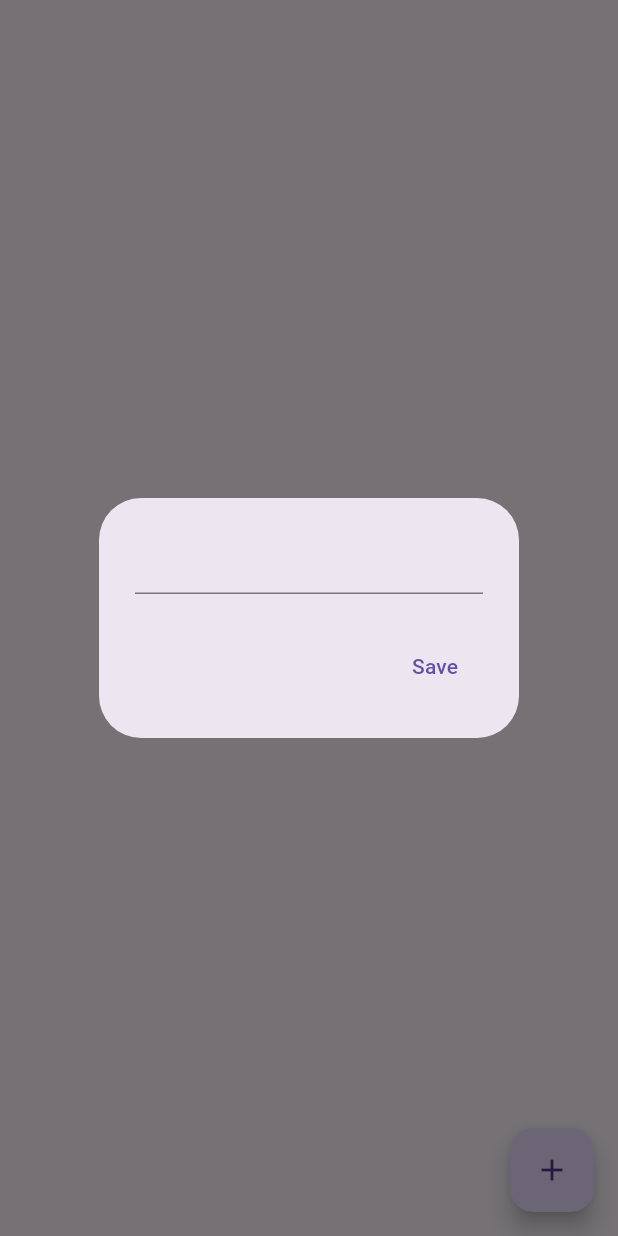
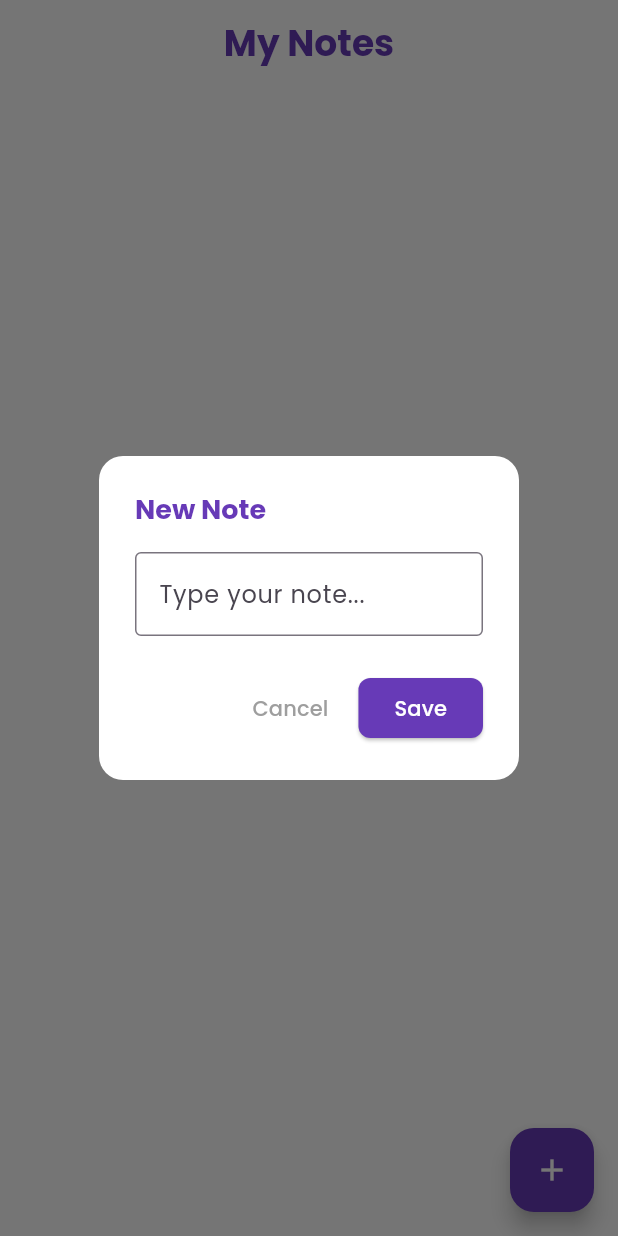
Before and after one commit to OrewaKimi/Flutter_Supabase, a Flutter app: the screen it shows after launch, after a tap on the "add" icon, on a phone screen of 412 x 824 dp. Run offline on Flutter 3.47's test engine with Material 3 defaults, Android fonts, the phone set to English and light mode, and no system bars; our stand-ins replace google_fonts, supabase_flutter; accounts and stored records are empty.

Commit message:
update UI

```diff
--- a/lib/notes_page.dart
+++ b/lib/notes_page.dart
@@ -1,5 +1,6 @@
 import 'package:flutter/material.dart';
 import 'package:supabase_flutter/supabase_flutter.dart';
+import 'package:google_fonts/google_fonts.dart';
 
 class NotesPage extends StatefulWidget {
   const NotesPage({super.key});
@@ -9,28 +10,53 @@ class NotesPage extends StatefulWidget {
 }
 
 class _NotesPageState extends State<NotesPage> {
-  /*
-
-  CREATE - a note and save in supabase
-
-  */
-
   final textController = TextEditingController();
 
   void addNewNote() {
     showDialog(
       context: context,
-      builder:
-          (context) => AlertDialog(
-            content: TextField(controller: textController),
+      builder: (context) => AlertDialog(
+        backgroundColor: Colors.white,
+        shape: RoundedRectangleBorder(borderRadius: BorderRadius.circular(16)),
+        title: Text(
+          'New Note',
+          style: GoogleFonts.poppins(
+            fontWeight: FontWeight.bold,
+            fontSize: 18,
+            color: Colors.deepPurple,
+          ),
+        ),
+        content: TextField(
+          controller: textController,
+          style: GoogleFonts.poppins(color: Colors.black87),
+          decoration: const InputDecoration(
+            hintText: 'Type your note...',
+            border: OutlineInputBorder(),
+          ),
+        ),
         actions: [
-              // save button
           TextButton(
+            onPressed: () {
+              Navigator.pop(context);
+              textController.clear();
+            },
+            child: Text(
+              'Cancel',
+              style: GoogleFonts.poppins(color: Colors.grey),
+            ),
+          ),
+          ElevatedButton(
             onPressed: () {
               saveNote();
               Navigator.pop(context);
             },
-                child: const Text('Save'),
+            style: ElevatedButton.styleFrom(
+              backgroundColor: Colors.deepPurple,
+              foregroundColor: Colors.white,
+              shape: RoundedRectangleBorder(
+                  borderRadius: BorderRadius.circular(8)),
+            ),
+            child: Text('Save', style: GoogleFonts.poppins()),
           ),
         ],
       ),
@@ -41,47 +67,65 @@ class _NotesPageState extends State<NotesPage> {
     await Supabase.instance.client.from('notes').insert({
       'body': textController.text,
     });
+    textController.clear();
   }
 
-  /*
-
-  READ - notes from supabase in app
-
-  */
-  final _notesStream = Supabase.instance.client
-      .from('notes').stream(primaryKey: ['id']);
+  final _notesStream =
+      Supabase.instance.client.from('notes').stream(primaryKey: ['id']);
 
   @override
   Widget build(BuildContext context) {
     return Scaffold(
+      backgroundColor: Colors.white,
       floatingActionButton: FloatingActionButton(
         onPressed: addNewNote,
-        child: const Icon(Icons.add),
+        backgroundColor: Colors.deepPurple,
+        child: const Icon(Icons.add, color: Colors.white),
+      ),
+      appBar: AppBar(
+        backgroundColor: Colors.white,
+        elevation: 0,
+        title: Text(
+          'My Notes',
+          style: GoogleFonts.poppins(
+            color: Colors.deepPurple,
+            fontSize: 24,
+            fontWeight: FontWeight.bold,
+          ),
+        ),
+        centerTitle: true,
       ),
       body: StreamBuilder<List<Map<String, dynamic>>>(
         stream: _notesStream,
         builder: (context, snapshot) {
-
-          // loading
           if (!snapshot.hasData) {
             return const Center(child: CircularProgressIndicator());
           }
 
-          // loaded
           final notes = snapshot.data!;
 
           return ListView.builder(
+            padding: const EdgeInsets.all(16),
             itemCount: notes.length,
             itemBuilder: (context, index) {
-
-              // get individual note
               final note = notes[index];
-
-              // get the column you want
               final noteText = note['body'];
 
-              // return as UI
-              return Text(noteText);
+              return Container(
+                margin: const EdgeInsets.only(bottom: 12),
+                padding: const EdgeInsets.all(16),
+                decoration: BoxDecoration(
+                  color: Colors.deepPurple[50],
+                  borderRadius: BorderRadius.circular(12),
+                ),
+                child: Text(
+                  noteText,
+                  style: GoogleFonts.poppins(
+                    color: Colors.black87,
+                    fontSize: 16,
+                  ),
+                ),
+              );
             },
           );
         },
```
Lines whose indentation alone changed are shown as unchanged.
